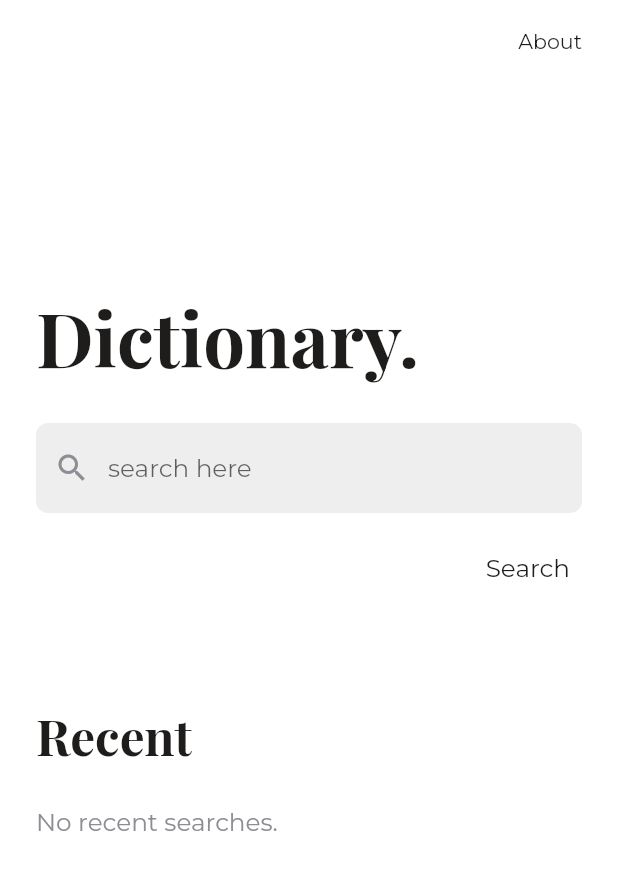
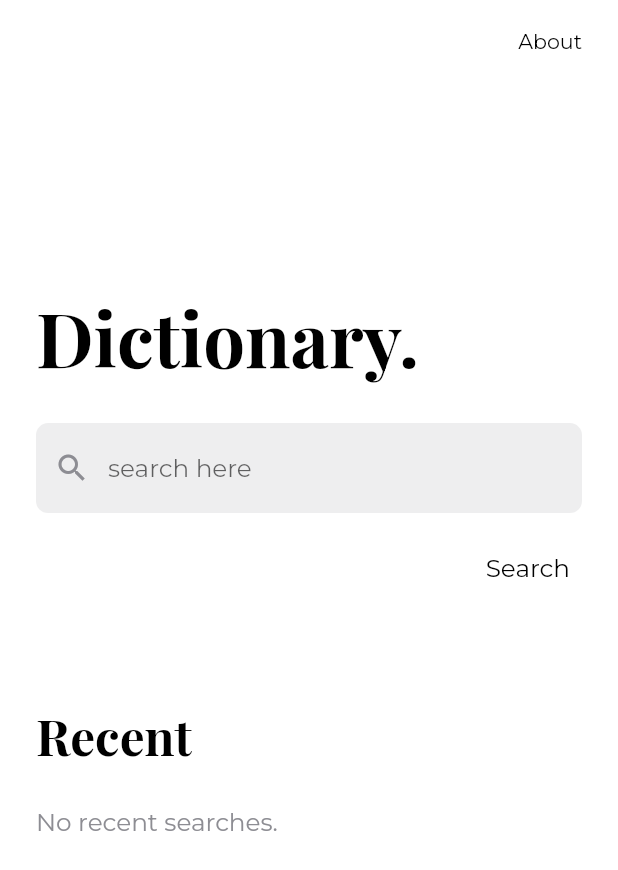
Before and after one commit to hariharsudan-hhs/clean-dictionary, a Flutter app: the screen it shows after launch, on a phone screen of 412 x 824 dp. Shown: the top 870 px of the screen. Run offline on Flutter 3.47's test engine with Material 2 defaults, Android fonts, the light colour scheme and no system bars; drawn by our look-alikes of animated_text_kit, delayed_display; our stand-ins replace adaptive_theme, dio, google_fonts, just_audio, shared_preferences, sizer.

```diff
--- a/lib/main.dart
+++ b/lib/main.dart
@@ -26,22 +26,22 @@ class MyApp extends StatelessWidget {
             elevation: 0.0,
             centerTitle: true,
             backgroundColor: Colors.white,
-            foregroundColor: AppColors.appBlack,
+            foregroundColor: Colors.black,
             iconTheme: IconThemeData(
-              color: AppColors.appBlack,
+              color: Colors.black,
             ),
             textTheme: TextTheme(
               button: TextStyle(
-                color: AppColors.appBlack,
+                color: Colors.black,
               ),
               headline6: TextStyle(
-                color: AppColors.appBlack,
+                color: Colors.black,
               ),
             ),
           ),
           brightness: Brightness.light,
           scaffoldBackgroundColor: Colors.white,
-          primaryColor: AppColors.appBlack,
+          primaryColor: Colors.black,
           accentColor: AppColors.appGrey,
           backgroundColor: Colors.white,
           canvasColor: AppColors.appLightGrey,
```
Also changed, not shown: pubspec.yaml (+7 -0 lines), assets/icons/clean_dictionary_icon.png (added), pubspec.lock, 6 other files.
